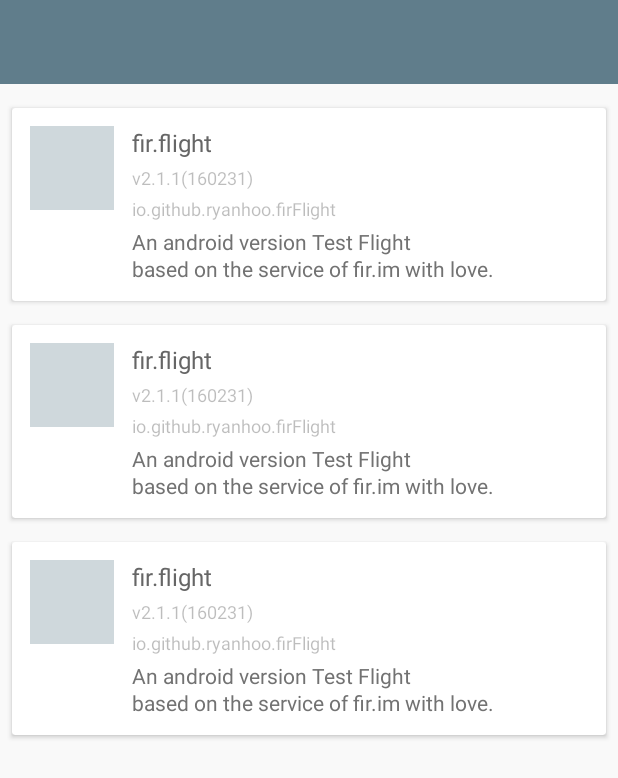
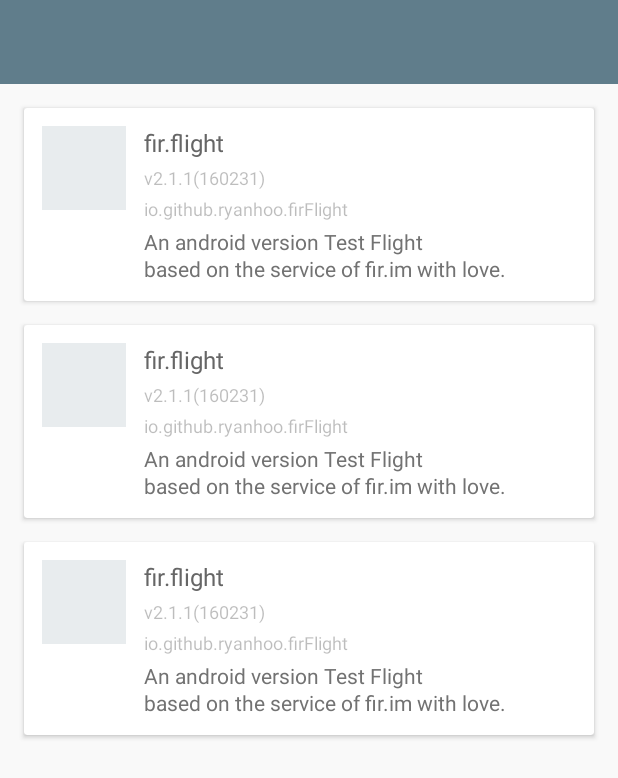
Before and after one commit to ryanhoo/fir.flight, an Android app: the layout activity_main.xml on its own in the app's theme, with its tools: preview values and no code run, on a phone screen of 412 x 824 dp. Shown: the top 778 px of the screen. Run offline under Robolectric (Android 15) with nearby library versions, the phone set to English and light mode, and no system bars.

Commit message:
style(Main Apps): Styling app list layout

```diff
--- a/app/src/main/java/io/github/ryanhoo/firFlight/ui/main/AppAdapter.java
+++ b/app/src/main/java/io/github/ryanhoo/firFlight/ui/main/AppAdapter.java
@@ -40,7 +40,10 @@ public class AppAdapter extends RecyclerView.Adapter<AppAdapter.ViewHolder> {
     @Override
     public void onBindViewHolder(ViewHolder holder, int position) {
         App app = getItem(position);
-        Glide.with(mContext).load(app.getIconUrl()).into(holder.imageView);
+        Glide.with(mContext)
+                .load(app.getIconUrl())
+                .placeholder(R.color.ff_apps_icon_placeholder)
+                .into(holder.imageView);
         holder.textViewName.setText(app.getName());
         holder.textViewVersion.setText(String.format("%s(%s)",
                 app.getMasterRelease().getVersion(),
--- a/app/src/main/res/layout/activity_main.xml
+++ b/app/src/main/res/layout/activity_main.xml
@@ -21,8 +21,7 @@
             android:id="@+id/recycler_view"
             android:layout_width="match_parent"
             android:layout_height="match_parent"
-            android:paddingTop="8dp"
-            android:paddingBottom="8dp"
+            android:padding="@dimen/ff.padding.normal"
             android:clipToPadding="false"
             android:scrollbarStyle="outsideInset"
             tools:listitem="@layout/item_app"
--- a/app/src/main/res/layout/item_app.xml
+++ b/app/src/main/res/layout/item_app.xml
@@ -24,7 +24,7 @@
                 android:layout_height="@dimen/ff.app.icon.size"
                 android:layout_marginRight="@dimen/ff.margin.normal"
                 android:layout_marginEnd="@dimen/ff.margin.normal"
-                tools:background="@color/colorAccentHolo"
+                tools:background="@color/ff.apps.icon.placeholder"
                 android:contentDescription="@string/ff.app.name"/>
 
             <TextView
--- a/app/src/main/res/values/colors.xml
+++ b/app/src/main/res/values/colors.xml
@@ -36,4 +36,7 @@
     <color name="ff.splash.app_slogan">#CFD8DC</color>
     <color name="ff.splash.text_hint">#AACFD8DC</color>
     <color name="ff.splash.text">#CFD8DC</color>
+
+    <!-- Apps -->
+    <color name="ff.apps.icon.placeholder">#7ACFD8DC</color>
 </resources>
```
